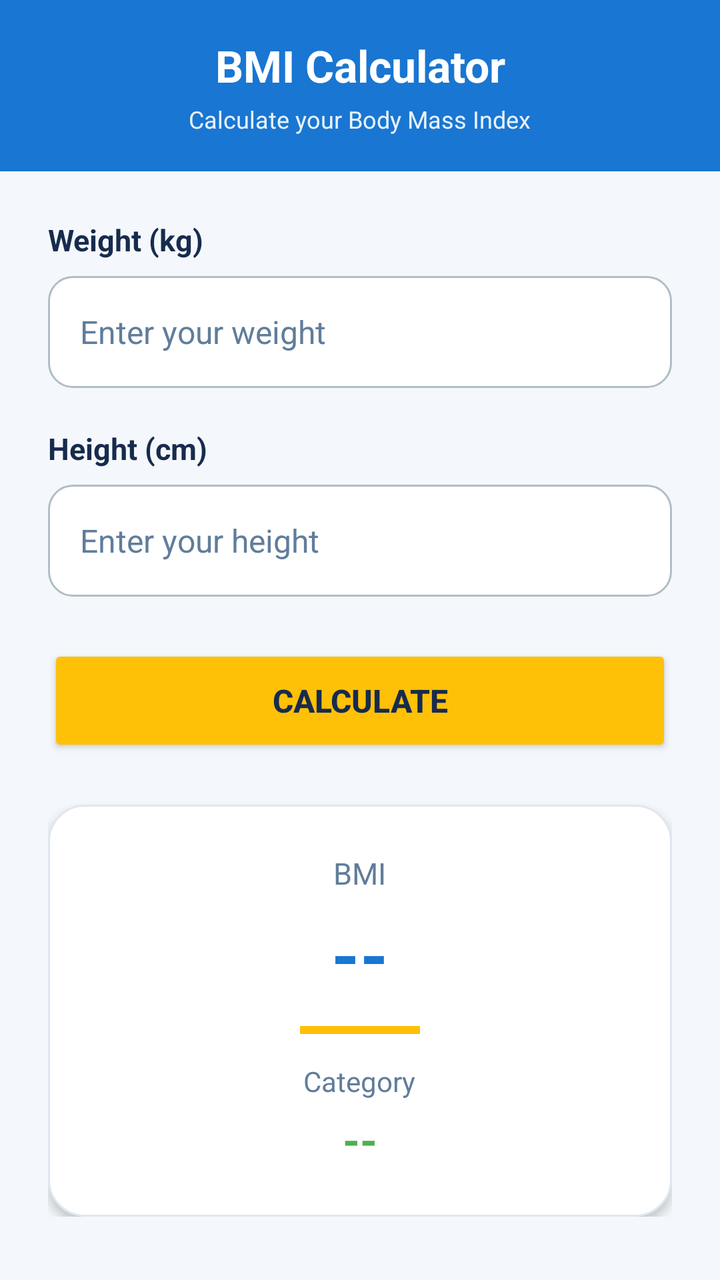
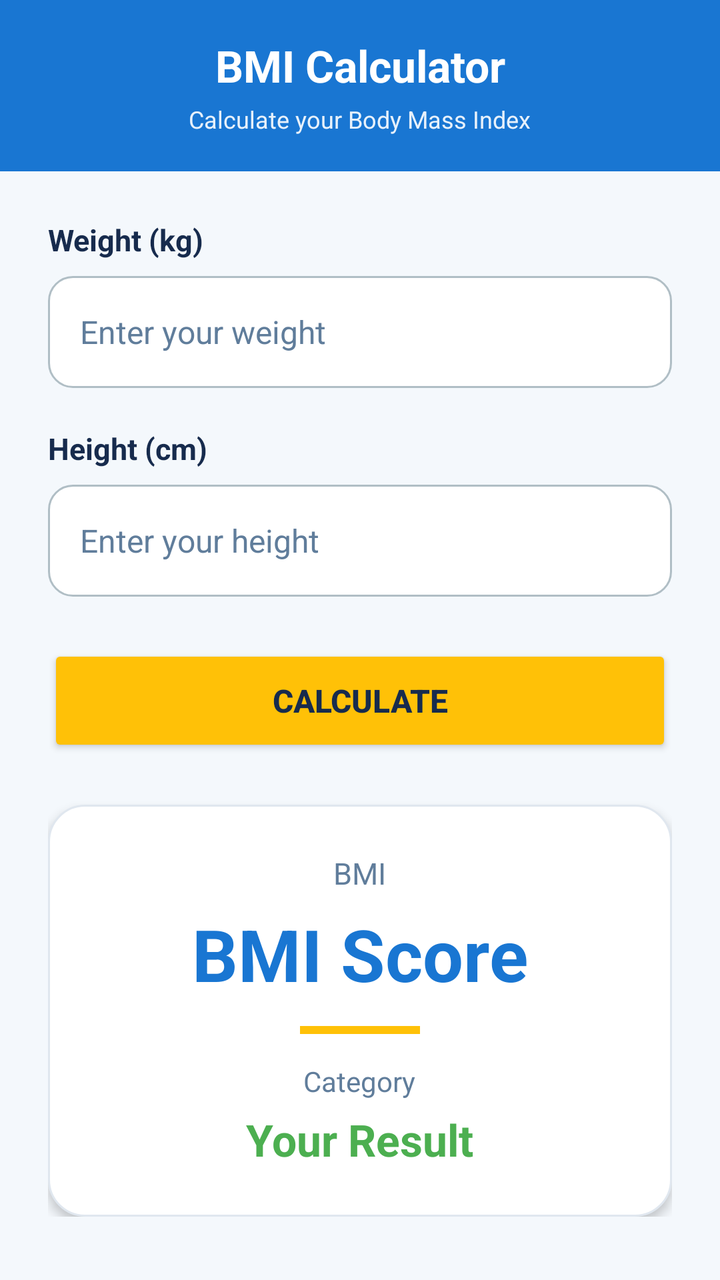

Screens rendered from an Android XML layout before and after an edit, with the pre-edit source and the edit as a unified diff.
<!-- AndroidManifest.xml: application theme Theme.BMICalculator -->
<!-- res/layout/activity_main.xml -->
<?xml version="1.0" encoding="utf-8"?>
<ScrollView xmlns:android="http://schemas.android.com/apk/res/android"
    android:layout_width="match_parent"
    android:layout_height="match_parent"
    android:background="@color/background"
    android:fillViewport="true">

    <LinearLayout
        android:layout_width="match_parent"
        android:layout_height="wrap_content"
        android:orientation="vertical">

        

        <LinearLayout
            android:layout_width="match_parent"
            android:layout_height="wrap_content"
            android:orientation="vertical"
            android:gravity="center"
            android:background="@color/primary"
            android:paddingStart="24dp"
            android:paddingEnd="24dp"
            android:paddingTop="18dp"
            android:paddingBottom="18dp">

            <TextView
                android:layout_width="wrap_content"
                android:layout_height="wrap_content"
                android:text="@string/title_bmi"
                android:textColor="@color/text_white"
                android:textSize="22sp"
                android:textStyle="bold"
                android:gravity="center" />

            <TextView
                android:layout_width="wrap_content"
                android:layout_height="wrap_content"
                android:layout_marginTop="4dp"
                android:text="@string/subtitle_bmi"
                android:textColor="@color/text_white"
                android:alpha="0.9"
                android:textSize="12sp"
                android:gravity="center" />

        </LinearLayout>


        

        <LinearLayout
            android:layout_width="match_parent"
            android:layout_height="wrap_content"
            android:orientation="vertical"
            android:padding="24dp">

            

            <TextView
                android:layout_width="match_parent"
                android:layout_height="wrap_content"
                android:text="@string/weight"
                android:textColor="@color/text_primary"
                android:textSize="15sp"
                android:textStyle="bold"
                android:layout_marginBottom="8dp" />

            <EditText
                android:id="@+id/weightEditText"
                android:layout_width="match_parent"
                android:layout_height="56dp"
                android:background="@drawable/edittext_background"
                android:hint="@string/weight_hint"
                android:inputType="numberDecimal"
                android:textColor="@color/text_primary"
                android:textColorHint="@color/text_secondary"
                android:textSize="16sp"
                android:paddingStart="16dp"
                android:paddingEnd="16dp"
                android:layout_marginBottom="20dp" />


            

            <TextView
                android:layout_width="match_parent"
                android:layout_height="wrap_content"
                android:text="@string/height"
                android:textColor="@color/text_primary"
                android:textSize="15sp"
                android:textStyle="bold"
                android:layout_marginBottom="8dp" />

            <EditText
                android:id="@+id/heightEditText"
                android:layout_width="match_parent"
                android:layout_height="56dp"
                android:background="@drawable/edittext_background"
                android:hint="@string/height_hint"
                android:inputType="numberDecimal"
                android:textColor="@color/text_primary"
                android:textColorHint="@color/text_secondary"
                android:textSize="16sp"
                android:paddingStart="16dp"
                android:paddingEnd="16dp"
                android:layout_marginBottom="24dp" />


            

            <Button
                android:id="@+id/calculateButton"
                android:layout_width="match_parent"
                android:layout_height="56dp"
                android:text="@string/calculate"
                android:textColor="@color/text_primary"
                android:textSize="16sp"
                android:textStyle="bold"
                android:backgroundTint="@color/accent_yellow"
                android:layout_marginBottom="24dp" />


            

            <LinearLayout
                android:layout_width="match_parent"
                android:layout_height="wrap_content"
                android:orientation="vertical"
                android:gravity="center"
                android:background="@drawable/result_card"
                android:elevation="3dp"
                android:padding="24dp">

                <TextView
                    android:id="@+id/bmiLabel"
                    android:layout_width="wrap_content"
                    android:layout_height="wrap_content"
                    android:text="@string/bmi"
                    android:textColor="@color/text_secondary"
                    android:textSize="15sp" />

                <TextView
                    android:id="@+id/bmiResult"
                    android:layout_width="wrap_content"
                    android:layout_height="wrap_content"
                    android:text="@string/result_placeholder"
                    android:textColor="@color/primary"
                    android:textSize="36sp"
                    android:textStyle="bold"
                    android:layout_marginTop="6dp" />

                <View
                    android:layout_width="60dp"
                    android:layout_height="4dp"
                    android:background="@color/accent_yellow"
                    android:layout_marginTop="12dp"
                    android:layout_marginBottom="14dp" />

                <TextView
                    android:id="@+id/categoryLabel"
                    android:layout_width="wrap_content"
                    android:layout_height="wrap_content"
                    android:text="@string/bmi_category"
                    android:textColor="@color/text_secondary"
                    android:textSize="14sp" />

                <TextView
                    android:id="@+id/categoryResult"
                    android:layout_width="wrap_content"
                    android:layout_height="wrap_content"
                    android:text="@string/result_placeholder"
                    android:textColor="@color/normal_color"
                    android:textSize="22sp"
                    android:textStyle="bold"
                    android:layout_marginTop="5dp" />

            </LinearLayout>

        </LinearLayout>

    </LinearLayout>

</ScrollView>
<!-- resources referenced by this layout -->
<resources>
  <color name="accent_yellow">#FFC107</color>
  <color name="background">#F4F8FC</color>
  <color name="normal_color">#4CAF50</color>
  <color name="primary">#1976D2</color>
  <color name="text_primary">#172B4D</color>
  <color name="text_secondary">#607D9B</color>
  <color name="text_white">#FFFFFF</color>
  <!-- drawable edittext_background (drawable) -->
  <?xml version="1.0" encoding="utf-8"?>
  <selector xmlns:android="http://schemas.android.com/apk/res/android">
  
      
      <item android:state_focused="true">
  
          <shape>
              <solid android:color="@color/input_background" />
  
              <corners android:radius="12dp" />
  
              <stroke
                  android:width="2dp"
                  android:color="@color/input_focus" />
  
              <padding
                  android:left="16dp"
                  android:right="16dp"
                  android:top="4dp"
                  android:bottom="4dp" />
          </shape>
  
      </item>
  
      
      <item>
  
          <shape>
              <solid android:color="@color/input_background" />
  
              <corners android:radius="12dp" />
  
              <stroke
                  android:width="1dp"
                  android:color="@color/input_stroke" />
  
              <padding
                  android:left="16dp"
                  android:right="16dp"
                  android:top="4dp"
                  android:bottom="4dp" />
          </shape>
  
      </item>
  
  </selector>
  <!-- drawable result_card (drawable) -->
  <?xml version="1.0" encoding="utf-8"?>
  <shape xmlns:android="http://schemas.android.com/apk/res/android">
  
      <solid android:color="@color/card_background" />
  
      <corners android:radius="18dp" />
  
      <stroke
          android:width="1dp"
          android:color="#E0E7EF" />
  
      <padding
          android:left="20dp"
          android:right="20dp"
          android:top="20dp"
          android:bottom="20dp" />
  
  </shape>
  <string name="bmi">BMI</string>
  <string name="bmi_category">Category</string>
  <string name="calculate">Calculate</string>
  <string name="height">Height (cm)</string>
  <string name="height_hint">Enter your height</string>
  <string name="result_placeholder">--</string>
  <string name="subtitle_bmi">Calculate your Body Mass Index</string>
  <string name="title_bmi">BMI Calculator</string>
  <string name="weight">Weight (kg)</string>
  <string name="weight_hint">Enter your weight</string>
  <style name="Theme.BMICalculator" parent="Base.Theme.BMICalculator" />
  <color name="input_background">#FFFFFF</color>
  <color name="input_focus">#1976D2</color>
  <color name="input_stroke">#B0BEC5</color>
  <color name="card_background">#FFFFFF</color>
  <style name="Base.Theme.BMICalculator" parent="Theme.Material3.DayNight.NoActionBar">
          
          
      </style>
</resources>

<!-- the commit's change to res/layout/activity_main.xml (unified diff, before → after) -->
@@ -142,7 +142,7 @@
                     android:id="@+id/bmiResult"
                     android:layout_width="wrap_content"
                     android:layout_height="wrap_content"
-                    android:text="@string/result_placeholder"
+                    android:text="@string/bmi_placeholder"
                     android:textColor="@color/primary"
                     android:textSize="36sp"
                     android:textStyle="bold"
@@ -167,7 +167,7 @@
                     android:id="@+id/categoryResult"
                     android:layout_width="wrap_content"
                     android:layout_height="wrap_content"
-                    android:text="@string/result_placeholder"
+                    android:text="@string/category_placeholder"
                     android:textColor="@color/normal_color"
                     android:textSize="22sp"
                     android:textStyle="bold"
<!-- resource entries referenced after the edit -->
@@ -75,10 +75,11 @@
   </shape>
   <string name="bmi">BMI</string>
   <string name="bmi_category">Category</string>
+  <string name="bmi_placeholder">BMI Score</string>
   <string name="calculate">Calculate</string>
+  <string name="category_placeholder">Your Result</string>
   <string name="height">Height (cm)</string>
   <string name="height_hint">Enter your height</string>
-  <string name="result_placeholder">--</string>
   <string name="subtitle_bmi">Calculate your Body Mass Index</string>
   <string name="title_bmi">BMI Calculator</string>
   <string name="weight">Weight (kg)</string>
